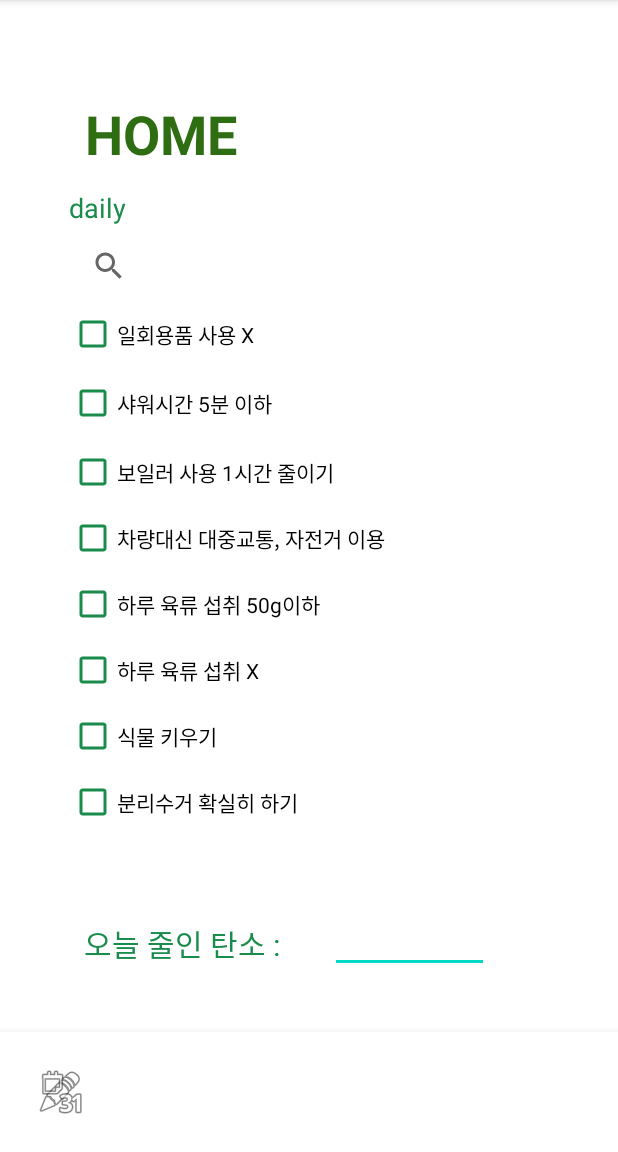
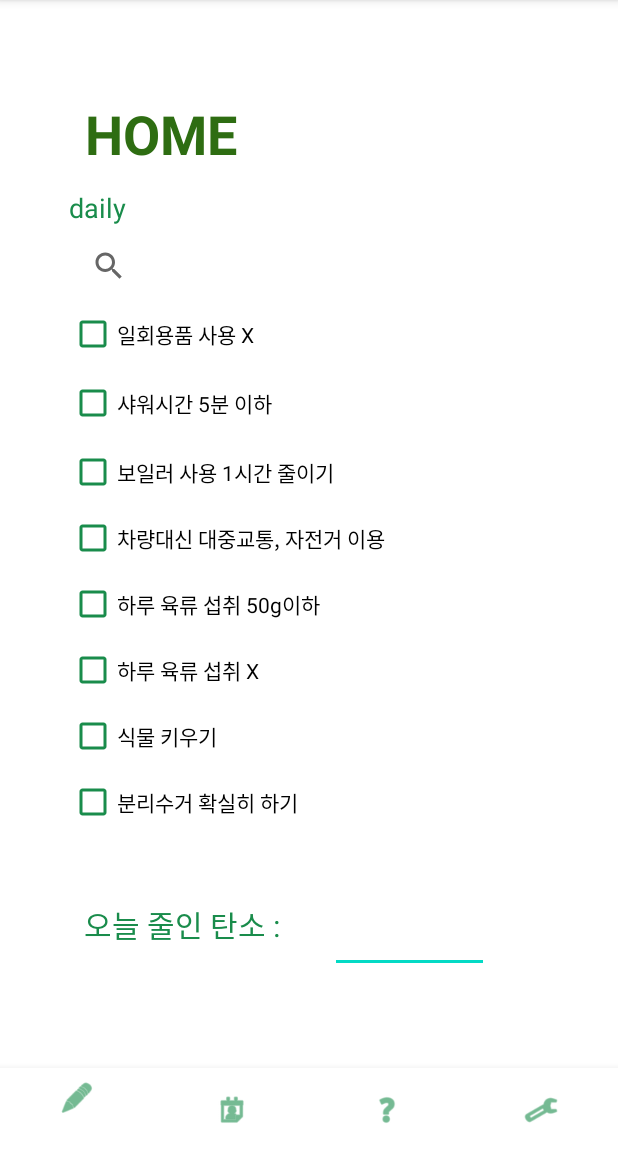
Before and after one commit to sunginkweon/ecoco, an Android app: the screen it shows after launch (MainActivity), on a phone screen of 412 x 824 dp, the part 84-1236 px from its top. Run offline under Robolectric (Android 15) with nearby library versions, the phone set to English and light mode, and no system bars.

Commit message:
ecoco 바꿈

```diff
--- a/app/build.gradle
+++ b/app/build.gradle
@@ -33,7 +33,9 @@ dependencies {
     implementation 'androidx.appcompat:appcompat:1.2.0'
     implementation 'com.google.android.material:material:1.3.0'
     implementation 'androidx.constraintlayout:constraintlayout:2.0.4'
-    testImplementation 'junit:junit:4.+'
+    implementation 'androidx.mediarouter:mediarouter:1.1.0'
+    implementation 'com.android.support:design:29.0.0'
+    testImplementation 'junit:junit:4.13.2'
     androidTestImplementation 'androidx.test.ext:junit:1.1.2'
     androidTestImplementation 'androidx.test.espresso:espresso-core:3.3.0'
 }
--- a/app/src/main/res/layout/activity_main.xml
+++ b/app/src/main/res/layout/activity_main.xml
@@ -134,10 +134,10 @@
         android:textSize="20sp"
         app:layout_constraintBottom_toBottomOf="parent"
         app:layout_constraintEnd_toEndOf="parent"
-        app:layout_constraintHorizontal_bias="0.2"
+        app:layout_constraintHorizontal_bias="0.198"
         app:layout_constraintStart_toStartOf="parent"
         app:layout_constraintTop_toBottomOf="@+id/scrollView2"
-        app:layout_constraintVertical_bias="0.322" />
+        app:layout_constraintVertical_bias="0.25" />
 
     <EditText
         android:id="@+id/editTextNumber"
@@ -161,28 +161,21 @@
         app:layout_constraintStart_toStartOf="parent"
         app:layout_constraintTop_toTopOf="parent" />
 
+    <FrameLayout
+        android:id="@+id/main_layout"
+        android:layout_width="match_parent"
+        android:layout_height="match_parent"
+        android:layout_marginBottom="?attr/actionBarSize"/>
+
     <com.google.android.material.bottomnavigation.BottomNavigationView
-        android:layout_width="0dp"
-        android:layout_height="80dp"
+        android:id="@+id/nav_view"
+        android:layout_width="match_parent"
+        android:layout_height="wrap_content"
+        android:background="?android:attr/windowBackground"
+        app:itemIconTint="@color/green"
+        app:itemTextColor="@color/green"
         app:layout_constraintBottom_toBottomOf="parent"
-        app:layout_constraintEnd_toEndOf="parent"
-        app:layout_constraintStart_toStartOf="parent">
-
-        <ImageButton
-            android:id="@+id/imageButton4"
-            android:layout_width="80dp"
-            android:layout_height="80dp"
-            android:background="#00FFFFFF"
-            android:contentDescription="@string/todo"
-            app:srcCompat="@android:drawable/ic_menu_edit" />
-
-        <ImageButton
-            android:id="@+id/imageButton5"
-            android:layout_width="80dp"
-            android:layout_height="80dp"
-            android:background="#00FFFFFF"
-            android:contentDescription="@string/todo"
-            app:srcCompat="@android:drawable/ic_menu_month" />
-    </com.google.android.material.bottomnavigation.BottomNavigationView>
+        app:menu="@menu/bottom_nav"
+        tools:layout_editor_absoluteX="-37dp" />
 
 </androidx.constraintlayout.widget.ConstraintLayout>
--- /dev/null
+++ b/app/src/main/res/menu/bottom_nav.xml
@@ -0,0 +1,24 @@
+<?xml version="1.0" encoding="utf-8"?>
+<menu xmlns:android="http://schemas.android.com/apk/res/android">
+
+    <item
+        android:id="@+id/navigation_1"
+        android:icon="@android:drawable/ic_menu_edit"
+        android:title="" />
+
+    <item
+        android:id="@+id/navigation_2"
+        android:icon="@android:drawable/ic_menu_my_calendar"
+        android:title="" />
+
+    <item
+        android:id="@+id/navigation_3"
+        android:icon="@android:drawable/ic_menu_help"
+        android:title="" />
+
+    <item
+        android:id="@+id/navigation_4"
+        android:icon="@android:drawable/ic_menu_manage"
+        android:title="" />
+
+</menu>
--- a/app/src/main/res/values/strings.xml
+++ b/app/src/main/res/values/strings.xml
@@ -16,4 +16,7 @@
     <string name="g_co2">오늘 총 g Co2를 줄였습니다</string>
     <string name="오늘">오늘 줄인 탄소 :</string>
     <string name="todo">TODO</string>
+    <string name="cast">Cast</string>
+    <string name="캐릭터">나의캐릭터</string>
+    <string name="프로필">프로필</string>
 </resources>
```
Also changed, not shown: app/src/main/java/com/example/ecoco/MainActivity.java (+7 -0 lines), app/src/main/res/layout/fragment_page_1.xml (added, +14 -0 lines), app/src/main/res/layout/fragment_page_2.xml (added, +16 -0 lines), app/src/main/res/layout/fragment_page_3.xml (added, +18 -0 lines), gradle/wrapper/gradle-wrapper.properties.
